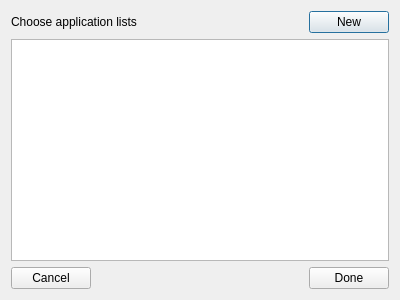
Before: the Qt Designer form src/gui/widgets/schedule/applicationdialog.ui in bergamontt/sunflower, drawn with Qt 5.
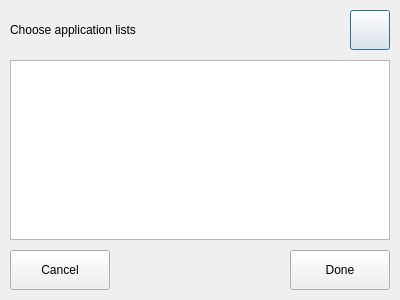
After: the same form once the commit is applied. Icons and pictures are not drawn.

```diff
--- a/src/gui/widgets/schedule/applicationdialog.ui
+++ b/src/gui/widgets/schedule/applicationdialog.ui
@@ -14,6 +14,21 @@
    <string>Dialog</string>
   </property>
   <layout class="QVBoxLayout" name="verticalLayout">
+   <property name="spacing">
+    <number>10</number>
+   </property>
+   <property name="leftMargin">
+    <number>10</number>
+   </property>
+   <property name="topMargin">
+    <number>10</number>
+   </property>
+   <property name="rightMargin">
+    <number>10</number>
+   </property>
+   <property name="bottomMargin">
+    <number>10</number>
+   </property>
    <item>
     <layout class="QHBoxLayout" name="horizontalLayout">
      <item>
@@ -31,13 +46,37 @@
      </item>
      <item>
       <widget class="QPushButton" name="newListButton">
+       <property name="sizePolicy">
+        <sizepolicy hsizetype="Preferred" vsizetype="Preferred">
+         <horstretch>0</horstretch>
+         <verstretch>0</verstretch>
+        </sizepolicy>
+       </property>
+       <property name="minimumSize">
+        <size>
+         <width>40</width>
+         <height>40</height>
+        </size>
+       </property>
+       <property name="cursor">
+        <cursorShape>PointingHandCursor</cursorShape>
+       </property>
        <property name="text">
-        <string>New</string>
+        <string/>
        </property>
        <property name="icon">
         <iconset resource="../../../../build/src/gui/.qt/rcc/gui.qrc">
          <normaloff>:/gui/plus.svg</normaloff>:/gui/plus.svg</iconset>
        </property>
+       <property name="iconSize">
+        <size>
+         <width>24</width>
+         <height>24</height>
+        </size>
+       </property>
+       <property name="buttonClass" stdset="0">
+        <string>add</string>
+       </property>
       </widget>
      </item>
     </layout>
@@ -45,7 +84,10 @@
    <item>
     <widget class="QTreeWidget" name="applicationTree">
      <property name="alternatingRowColors">
-      <bool>true</bool>
+      <bool>false</bool>
+     </property>
+     <property name="selectionMode">
+      <enum>QAbstractItemView::SelectionMode::NoSelection</enum>
      </property>
      <property name="sortingEnabled">
       <bool>true</bool>
@@ -78,6 +120,21 @@
     <layout class="QHBoxLayout" name="footer">
      <item>
       <widget class="QPushButton" name="cancelButton">
+       <property name="sizePolicy">
+        <sizepolicy hsizetype="Preferred" vsizetype="Preferred">
+         <horstretch>0</horstretch>
+         <verstretch>0</verstretch>
+        </sizepolicy>
+       </property>
+       <property name="minimumSize">
+        <size>
+         <width>100</width>
+         <height>40</height>
+        </size>
+       </property>
+       <property name="cursor">
+        <cursorShape>PointingHandCursor</cursorShape>
+       </property>
        <property name="text">
         <string>Cancel</string>
        </property>
@@ -98,6 +155,18 @@
      </item>
      <item>
       <widget class="QPushButton" name="doneButton">
+       <property name="sizePolicy">
+        <sizepolicy hsizetype="Preferred" vsizetype="Preferred">
+         <horstretch>0</horstretch>
+         <verstretch>0</verstretch>
+        </sizepolicy>
+       </property>
+       <property name="minimumSize">
+        <size>
+         <width>100</width>
+         <height>40</height>
+        </size>
+       </property>
        <property name="text">
         <string>Done</string>
        </property>
```
Left out of the diff: 18 changed lines with no effect on the pictures.
